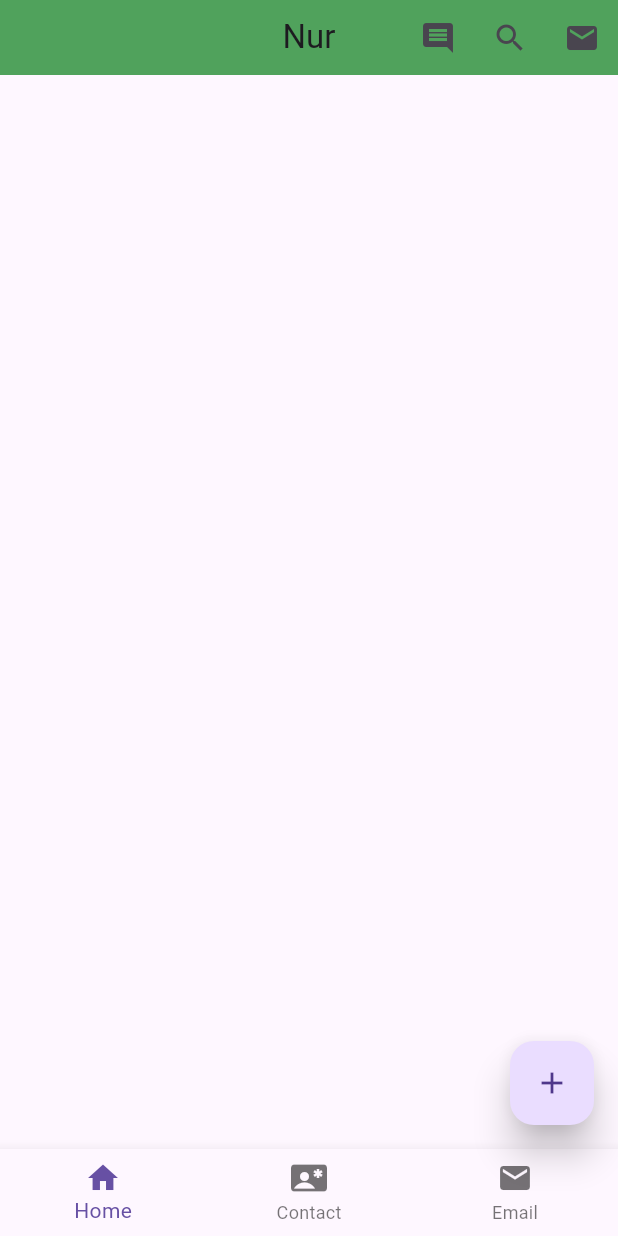
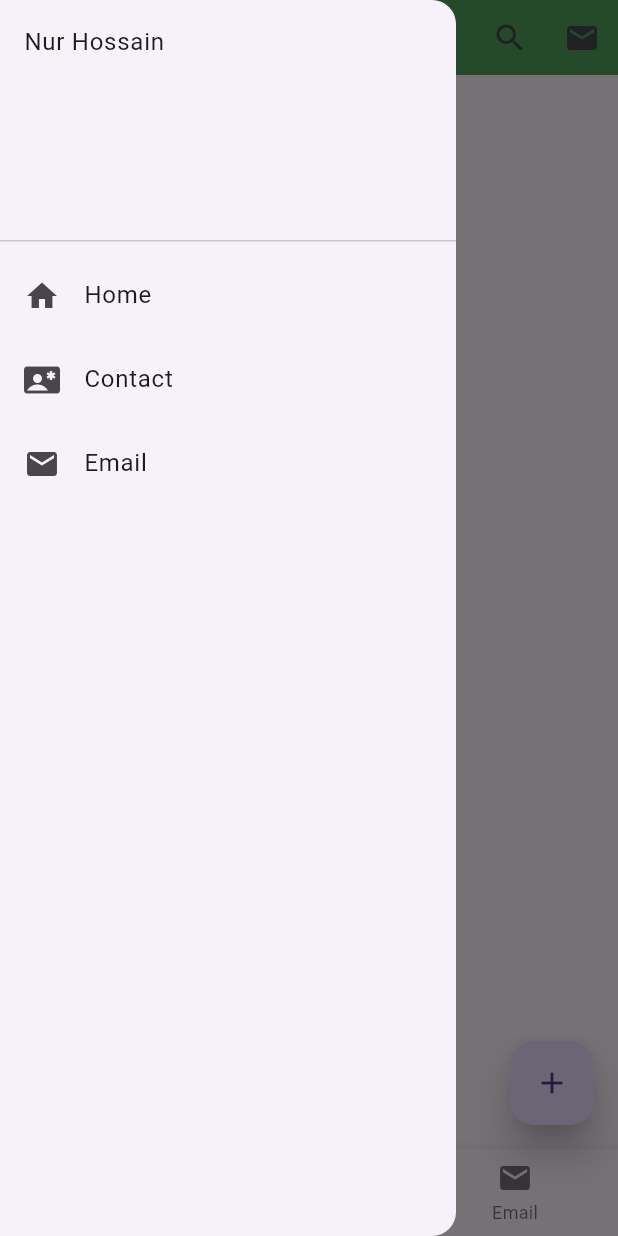
Before and after one commit to HossainNur/Flutter-learning-journey, a Flutter app: the screen it shows after launch, with the side drawer open (before the commit the screen has no drawer), on a phone screen of 412 x 824 dp. Run offline on Flutter 3.47's test engine with Material 3 defaults, Android fonts, the phone set to English and light mode, and no system bars.

Commit message:
drawer widget added

```diff
--- a/lib/main.dart
+++ b/lib/main.dart
@@ -62,7 +62,19 @@ class HomeActivity extends StatelessWidget{
           IconButton(onPressed: (){MySnackBar("Search", context);}, icon: Icon(Icons.search)),
           IconButton(onPressed: (){MySnackBar("Email", context);}, icon: Icon(Icons.email)),
         ],
-      )
+      ),
+      drawer: Drawer(
+        child: ListView(
+          children: [
+            DrawerHeader(child: Text("Nur Hossain")),
+            ListTile(leading:Icon(Icons.home),title: Text("Home"),onTap: (){
+              MySnackBar("home", context);
+            },),
+            ListTile(leading:Icon(Icons.contact_emergency),title: Text("Contact")),
+            ListTile(leading:Icon(Icons.email),title: Text("Email"))
+          ],
+        ),
+      ),
     );
   }
 
```
